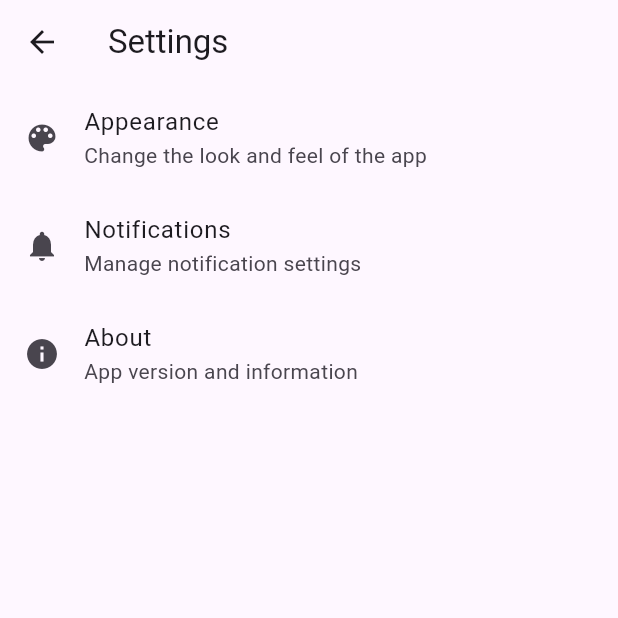
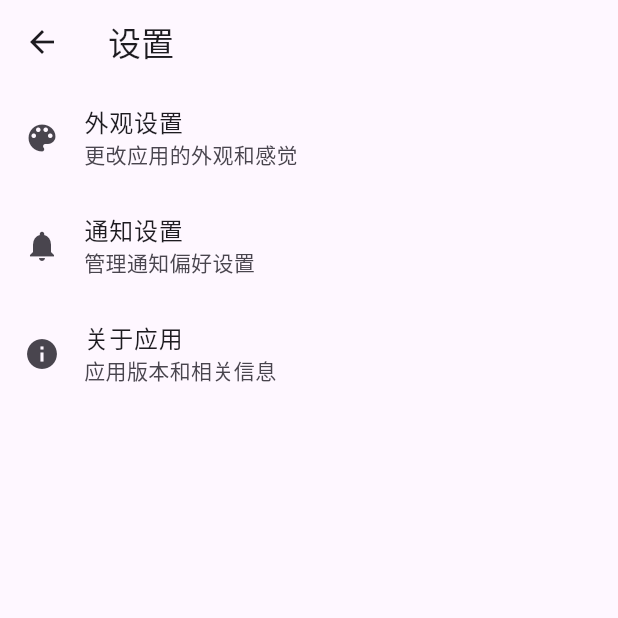
Before and after one commit to peterfei/core-player, a Flutter app: the screen it shows after launch, after a tap on the "settings" icon, on a phone screen of 412 x 824 dp, the top half of it. Run offline on Flutter 3.47's test engine with Material 3 defaults, Android fonts, the phone set to English and light mode, and no system bars; our stand-ins replace file_picker; missing offline and left inert: media_kit, media_kit_video.

Commit message:
[Feature]更新README

```diff
--- a/lib/main.dart
+++ b/lib/main.dart
@@ -1,6 +1,6 @@
 import 'package:flutter/material.dart';
 import 'package:media_kit/media_kit.dart';
-import 'package:vidhub/screens/home_screen.dart';
+import 'package:yinghe_player/screens/home_screen.dart';
 
 void main() {
   // Initialize media_kit
@@ -14,7 +14,7 @@ class MyApp extends StatelessWidget {
   @override
   Widget build(BuildContext context) {
     return MaterialApp(
-      title: 'VidHub',
+      title: '影核播放器',
       theme: ThemeData(
         colorScheme: ColorScheme.fromSeed(seedColor: Colors.deepPurple),
         useMaterial3: true,
--- a/lib/screens/home_screen.dart
+++ b/lib/screens/home_screen.dart
@@ -1,8 +1,8 @@
 import 'dart:io';
 import 'package:file_picker/file_picker.dart';
 import 'package:flutter/material.dart';
-import 'package:vidhub/screens/player_screen.dart';
-import 'package:vidhub/screens/settings_screen.dart';
+import 'package:yinghe_player/screens/player_screen.dart';
+import 'package:yinghe_player/screens/settings_screen.dart';
 import 'package:flutter/foundation.dart' show kIsWeb;
 
 class HomeScreen extends StatefulWidget {
@@ -72,7 +72,7 @@ class _HomeScreenState extends State<HomeScreen> {
   Widget build(BuildContext context) {
     return Scaffold(
       appBar: AppBar(
-        title: const Text('VidHub'),
+        title: const Text('影核播放器'),
         actions: [
           IconButton(
             icon: const Icon(Icons.settings),
--- a/lib/screens/settings_screen.dart
+++ b/lib/screens/settings_screen.dart
@@ -7,24 +7,24 @@ class SettingsScreen extends StatelessWidget {
   Widget build(BuildContext context) {
     return Scaffold(
       appBar: AppBar(
-        title: const Text('Settings'),
+        title: const Text('设置'),
       ),
       body: ListView(
         children: const [
           ListTile(
             leading: Icon(Icons.color_lens),
-            title: Text('Appearance'),
-            subtitle: Text('Change the look and feel of the app'),
+            title: Text('外观设置'),
+            subtitle: Text('更改应用的外观和感觉'),
           ),
           ListTile(
             leading: Icon(Icons.notifications),
-            title: Text('Notifications'),
-            subtitle: Text('Manage notification settings'),
+            title: Text('通知设置'),
+            subtitle: Text('管理通知偏好设置'),
           ),
           ListTile(
             leading: Icon(Icons.info),
-            title: Text('About'),
-            subtitle: Text('App version and information'),
+            title: Text('关于应用'),
+            subtitle: Text('应用版本和相关信息'),
           ),
         ],
       ),
--- a/pubspec.yaml
+++ b/pubspec.yaml
@@ -1,5 +1,5 @@
-name: vidhub
-description: "A new Flutter project."
+name: yinghe_player
+description: "影核播放器 - 影像播放新核心 | CorePlayer - The new core of video playback"
 # The following line prevents the package from being accidentally published to
 # pub.dev using `flutter pub publish`. This is preferred for private packages.
 publish_to: 'none' # Remove this line if you wish to publish to pub.dev
```
Also changed, not shown: 2 other files.
